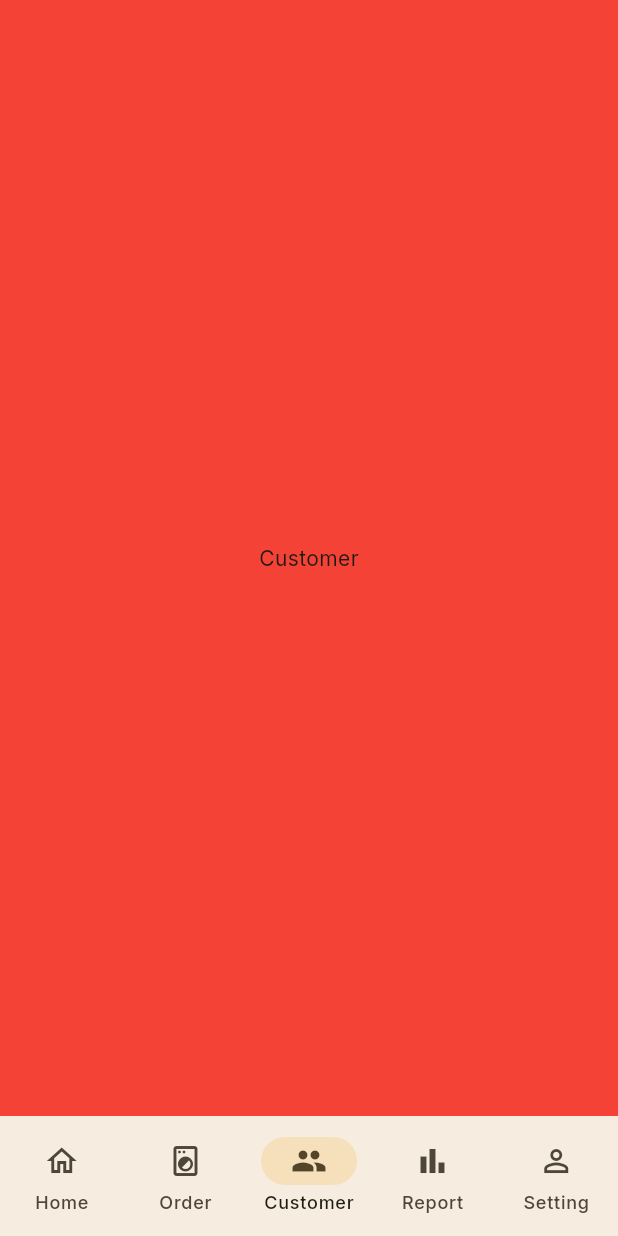
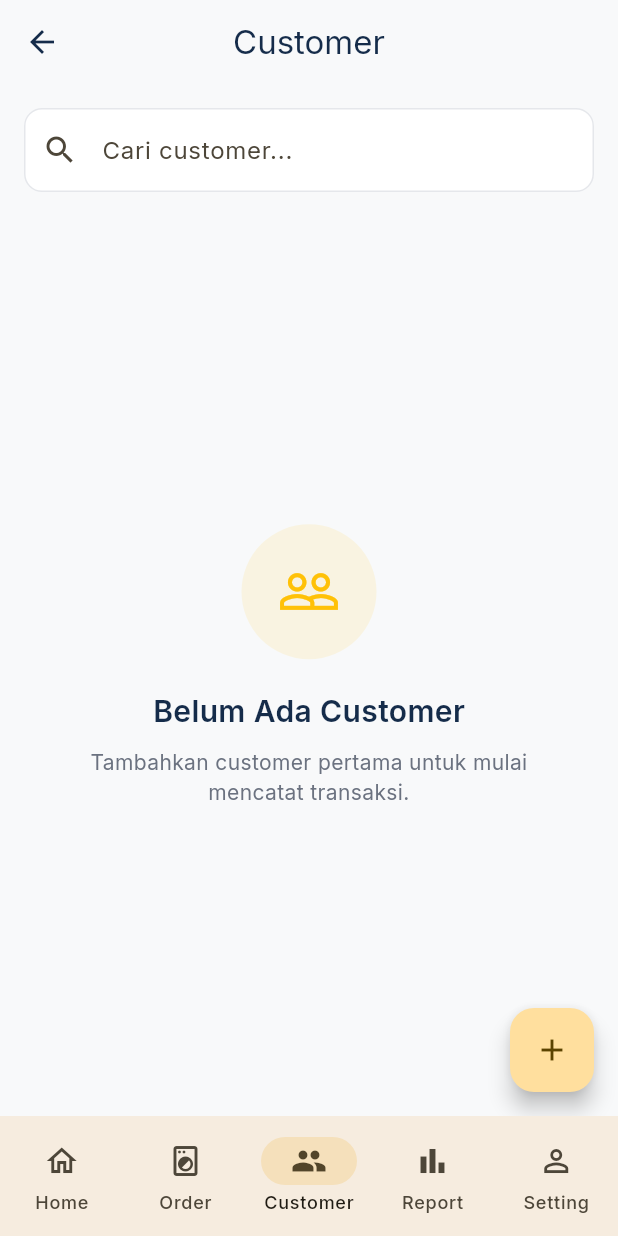
Before and after one commit to waylifeaman/cucikan_v2, a Flutter app: the MainPage screen opened by its route, item 3 of the bottom bar chosen, on a phone screen of 412 x 824 dp. Run offline on Flutter 3.47's test engine with Material 3 defaults, Android fonts, the phone set to English and light mode, and no system bars; our stand-ins replace cloud_firestore, firebase_auth, firebase_core, google_fonts, shared_preferences; accounts and stored records are empty.

Commit message:
feat: manajemen customer CRUD

```diff
--- a/lib/app.dart
+++ b/lib/app.dart
@@ -17,8 +17,7 @@ import 'features/welcome/pages/welcome_page.dart';
 
 import 'features/product/controllers/product_controller.dart';
 import 'features/product/pages/product_page.dart';
-
-import 'test_page.dart';
+import 'features/customer/pages/customer_page.dart';
 
 class CucikanApp extends StatelessWidget {
   const CucikanApp({super.key});
@@ -47,7 +46,7 @@ class CucikanApp extends StatelessWidget {
           '/forgot-password': (_) => const ForgotPasswordPage(),
           '/dashboard': (_) => const HomePage(),
           '/products': (_) => const ProductPage(),
-          '/test': (_) => const TestPage(),
+          '/customers': (_) => const CustomerPage(),
         },
       ),
     );
--- /dev/null
+++ b/lib/features/customer/controllers/customer_controller.dart
@@ -0,0 +1,145 @@
+import 'package:flutter/material.dart';
+
+import '../models/customer_model.dart';
+import '../services/customer_service.dart';
+
+class CustomerController extends ChangeNotifier {
+  CustomerController();
+
+  //==================================================
+  // Service
+  //==================================================
+
+  final CustomerService _customerService = CustomerService.instance;
+
+  //==================================================
+  // TextEditingController
+  //==================================================
+
+  final nameController = TextEditingController();
+  final phoneController = TextEditingController();
+  final addressController = TextEditingController();
+  final searchController = TextEditingController();
+
+  void search(String value) {
+    notifyListeners();
+  }
+  //==================================================
+  // Form Key
+  //==================================================
+
+  final formKey = GlobalKey<FormState>();
+
+  //==================================================
+  // Variables
+  //==================================================
+
+  bool _isLoading = false;
+
+  bool get isLoading => _isLoading;
+
+  //==================================================
+  // Stream Customer
+  //==================================================
+
+  Stream<List<CustomerModel>> get customers =>
+      _customerService.streamCustomers();
+
+  //==================================================
+  // Loading
+  //==================================================
+
+  void setLoading(bool value) {
+    _isLoading = value;
+    notifyListeners();
+  }
+
+  //==================================================
+  // Clear Form
+  //==================================================
+
+  void clearForm() {
+    nameController.clear();
+    phoneController.clear();
+    addressController.clear();
+  }
+
+  //==================================================
+  // Fill Form (Edit)
+  //==================================================
+
+  void fillForm(CustomerModel customer) {
+    nameController.text = customer.name;
+    phoneController.text = customer.phone;
+    addressController.text = customer.address;
+  }
+
+  //==================================================
+  // Create Customer
+  //==================================================
+
+  Future<void> createCustomer() async {
+    if (!formKey.currentState!.validate()) return;
+
+    setLoading(true);
+
+    try {
+      final customer = CustomerModel.empty().copyWith(
+        name: nameController.text.trim(),
+        phone: phoneController.text.trim(),
+        address: addressController.text.trim(),
+      );
+
+      await _customerService.createCustomer(customer);
+
+      clearForm();
+    } finally {
+      setLoading(false);
+    }
+  }
+
+  //==================================================
+  // Update Customer
+  //==================================================
+
+  Future<void> updateCustomer(CustomerModel customer) async {
+    if (!formKey.currentState!.validate()) return;
+
+    setLoading(true);
+
+    try {
+      final updatedCustomer = customer.copyWith(
+        name: nameController.text.trim(),
+        phone: phoneController.text.trim(),
+        address: addressController.text.trim(),
+      );
+
+      await _customerService.updateCustomer(updatedCustomer);
+
+      clearForm();
+    } finally {
+      setLoading(false);
+    }
+  }
+
+  //==================================================
+  // Delete Customer
+  //==================================================
+
+  Future<void> deleteCustomer(String customerId) async {
+    await _customerService.deleteCustomer(customerId);
+  }
+
+  //==================================================
+  // Dispose
+  //==================================================
+
+  @override
+  void dispose() {
+    nameController.dispose();
+    phoneController.dispose();
+    addressController.dispose();
+
+    super.dispose();
+  }
+}
--- /dev/null
+++ b/lib/features/customer/models/customer_model.dart
@@ -0,0 +1,73 @@
+import 'package:cloud_firestore/cloud_firestore.dart';
+
+class CustomerModel {
+  final String id;
+  final String outletId;
+  final String name;
+  final String phone;
+  final String address;
+  final Timestamp? createdAt;
+  final Timestamp? updatedAt;
+
+  const CustomerModel({
+    required this.id,
+    required this.outletId,
+    required this.name,
+    required this.phone,
+    required this.address,
+    this.createdAt,
+    this.updatedAt,
+  });
+  factory CustomerModel.empty() {
+    return const CustomerModel(
+      id: '',
+      outletId: '',
+      name: '',
+      phone: '',
+      address: '',
+      createdAt: null,
+      updatedAt: null,
+    );
+  }
+  factory CustomerModel.fromMap(String id, Map<String, dynamic> map) {
+    return CustomerModel(
+      id: id,
+      outletId: map['outlet_id'] as String? ?? '',
+      name: map['name'] as String? ?? '',
+      phone: map['phone'] as String? ?? '',
+      address: map['address'] as String? ?? '',
+      createdAt: map['created_at'] as Timestamp?,
+      updatedAt: map['updated_at'] as Timestamp?,
+    );
+  }
+  Map<String, dynamic> toMap() {
+    return {
+      'outlet_id': outletId,
+      'name': name,
+      'phone': phone,
+      'address': address,
+      'created_at': createdAt,
+      'updated_at': updatedAt,
+    };
+  }
+
+  CustomerModel copyWith({
+    String? id,
+    String? outletId,
+    String? name,
+    String? phone,
+    String? address,
+    Timestamp? createdAt,
+    Timestamp? updatedAt,
+  }) {
+    return CustomerModel(
+      id: id ?? this.id,
+      outletId: outletId ?? this.outletId,
+      name: name ?? this.name,
+      phone: phone ?? this.phone,
+      address: address ?? this.address,
+      createdAt: createdAt ?? this.createdAt,
+      updatedAt: updatedAt ?? this.updatedAt,
+    );
+  }
+}
--- a/lib/features/customer/pages/customer_page.dart
+++ b/lib/features/customer/pages/customer_page.dart
@@ -1,10 +1,86 @@
 import 'package:flutter/material.dart';
+import 'package:provider/provider.dart';
+
+import '../controllers/customer_controller.dart';
+import '../widgets/customer_empty.dart';
+import '../widgets/customer_form_sheet.dart';
+import '../widgets/customer_search.dart';
+import '../widgets/customer_tile.dart';
 
 class CustomerPage extends StatelessWidget {
   const CustomerPage({super.key});
 
   @override
   Widget build(BuildContext context) {
-    return const Center(child: Text("Customer"));
+    return ChangeNotifierProvider(
+      create: (_) => CustomerController(),
+      child: const _CustomerView(),
+    );
   }
 }
+
+class _CustomerView extends StatelessWidget {
+  const _CustomerView();
+
+  @override
+  Widget build(BuildContext context) {
+    final controller = context.watch<CustomerController>();
+
+    return Scaffold(
+      appBar: AppBar(title: const Text("Customer")),
+
+      floatingActionButton: FloatingActionButton(
+        child: const Icon(Icons.add),
+        onPressed: () {
+          controller.clearForm();
+
+          showModalBottomSheet(
+            context: context,
+            isScrollControlled: true,
+            builder: (_) => CustomerFormSheet(controller: controller),
+          );
+        },
+      ),
+
+      body: Column(
+        children: [
+          CustomerSearch(
+            controller: controller.searchController,
+            onChanged: controller.search,
+          ),
+
+          Expanded(
+            child: StreamBuilder(
+              stream: controller.customers,
+              builder: (context, snapshot) {
+                if (snapshot.connectionState == ConnectionState.waiting) {
+                  return const Center(child: CircularProgressIndicator());
+                }
+
+                if (!snapshot.hasData || snapshot.data!.isEmpty) {
+                  return const CustomerEmpty();
+                }
+
+                final customers = snapshot.data!;
+
+                return ListView.builder(
+                  itemCount: customers.length,
+                  itemBuilder: (_, index) {
+                    final customer = customers[index];
+
+                    return CustomerTile(
+                      customer: customer,
+                      onDelete: () {
+                        controller.deleteCustomer(customer.id);
+                      },
+                    );
+                  },
+                );
+              },
+            ),
+          ),
+        ],
+      ),
+    );
+  }
+}
--- /dev/null
+++ b/lib/features/customer/widgets/customer_empty.dart
@@ -0,0 +1,47 @@
+import 'package:flutter/material.dart';
+
+import '../../../core/theme/app_colors.dart';
+import '../../../core/theme/app_text_style.dart';
+
+class CustomerEmpty extends StatelessWidget {
+  const CustomerEmpty({super.key});
+
+  @override
+  Widget build(BuildContext context) {
+    return Center(
+      child: Padding(
+        padding: const EdgeInsets.all(32),
+        child: Column(
+          mainAxisSize: MainAxisSize.min,
+          children: [
+            Container(
+              width: 90,
+              height: 90,
+              decoration: BoxDecoration(
+                color: AppColors.primary.withOpacity(.1),
+                shape: BoxShape.circle,
+              ),
+              child: const Icon(
+                Icons.people_outline,
+                size: 42,
+                color: AppColors.primary,
+              ),
+            ),
+
+            const SizedBox(height: 20),
+
+            Text("Belum Ada Customer", style: AppTextStyles.heading3),
+
+            const SizedBox(height: 10),
+
+            Text(
+              "Tambahkan customer pertama untuk mulai mencatat transaksi.",
+              style: AppTextStyles.bodySmall,
+              textAlign: TextAlign.center,
+            ),
+          ],
+        ),
+      ),
+    );
+  }
+}
--- /dev/null
+++ b/lib/features/customer/widgets/customer_search.dart
@@ -0,0 +1,27 @@
+import 'package:flutter/material.dart';
+
+class CustomerSearch extends StatelessWidget {
+  final TextEditingController controller;
+  final ValueChanged<String> onChanged;
+
+  const CustomerSearch({
+    super.key,
+    required this.controller,
+    required this.onChanged,
+  });
+
+  @override
+  Widget build(BuildContext context) {
+    return Padding(
+      padding: const EdgeInsets.all(16),
+      child: TextField(
+        controller: controller,
+        onChanged: onChanged,
+        decoration: const InputDecoration(
+          hintText: "Cari customer...",
+          prefixIcon: Icon(Icons.search),
+        ),
+      ),
+    );
+  }
+}
--- a/lib/features/home/widgets/quick_action_menu.dart
+++ b/lib/features/home/widgets/quick_action_menu.dart
@@ -1,5 +1,4 @@
 import 'package:flutter/material.dart';
-import '../../product/pages/product_page.dart';
 import 'quick_action_item.dart';
 
 class QuickActionMenu extends StatelessWidget {
@@ -18,7 +17,9 @@ class QuickActionMenu extends StatelessWidget {
         QuickActionItem(
           icon: Icons.people_alt_outlined,
           title: "Customer",
-          onTap: () {},
+          onTap: () {
+            Navigator.pushNamed(context, '/customers');
+          },
         ),
 
         QuickActionItem(
```
Also changed, not shown: lib/features/customer/services/customer_service.dart (added, +94 -0 lines), lib/features/customer/widgets/customer_form_sheet.dart (added, +95 -0 lines), lib/features/customer/widgets/customer_tile.dart (added, +55 -0 lines).
